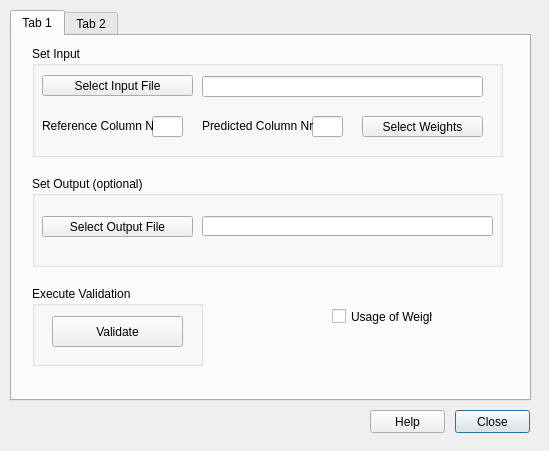
Before: the Qt Designer form Validation Tool/rk_validation.ui in dondealban/vTool, drawn with Qt 5.
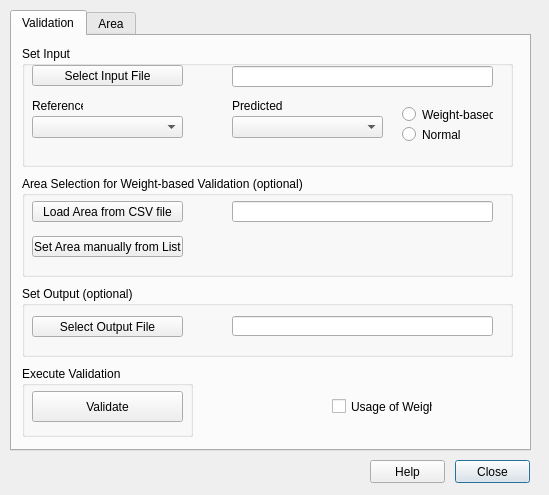
After: the same form once the commit is applied.

What changed in the file:
```diff
--- a/Validation Tool/rk_validation.ui
+++ b/Validation Tool/rk_validation.ui
@@ -7,7 +7,7 @@
     <x>0</x>
     <y>0</y>
     <width>549</width>
-    <height>451</height>
+    <height>495</height>
    </rect>
   </property>
   <property name="windowTitle">
@@ -17,7 +17,7 @@
    <property name="geometry">
     <rect>
      <x>455</x>
-     <y>410</y>
+     <y>460</y>
      <width>75</width>
      <height>23</height>
     </rect>
@@ -33,7 +33,7 @@
    <property name="geometry">
     <rect>
      <x>370</x>
-     <y>410</y>
+     <y>460</y>
      <width>75</width>
      <height>23</height>
     </rect>
@@ -51,7 +51,7 @@
      <x>10</x>
      <y>10</y>
      <width>521</width>
-     <height>391</height>
+     <height>441</height>
     </rect>
    </property>
    <property name="currentIndex">
@@ -59,15 +59,15 @@
    </property>
    <widget class="QWidget" name="tb_main">
     <attribute name="title">
-     <string>Tab 1</string>
+     <string>Validation</string>
     </attribute>
     <widget class="QGroupBox" name="gb3">
      <property name="geometry">
       <rect>
-       <x>20</x>
-       <y>250</y>
+       <x>10</x>
+       <y>330</y>
        <width>171</width>
-       <height>80</height>
+       <height>71</height>
       </rect>
      </property>
      <property name="title">
@@ -76,9 +76,9 @@
      <widget class="QPushButton" name="pb_validate">
       <property name="geometry">
        <rect>
-        <x>20</x>
-        <y>30</y>
-        <width>131</width>
+        <x>10</x>
+        <y>25</y>
+        <width>151</width>
         <height>31</height>
        </rect>
       </property>
@@ -93,10 +93,10 @@
     <widget class="QGroupBox" name="gb2">
      <property name="geometry">
       <rect>
-       <x>20</x>
-       <y>140</y>
-       <width>471</width>
-       <height>91</height>
+       <x>10</x>
+       <y>250</y>
+       <width>491</width>
+       <height>71</height>
       </rect>
      </property>
      <property name="title">
@@ -105,9 +105,9 @@
      <widget class="QLineEdit" name="le_outFolder">
       <property name="geometry">
        <rect>
-        <x>170</x>
-        <y>40</y>
-        <width>291</width>
+        <x>210</x>
+        <y>30</y>
+        <width>261</width>
         <height>20</height>
        </rect>
       </property>
@@ -116,7 +116,7 @@
       <property name="geometry">
        <rect>
         <x>10</x>
-        <y>40</y>
+        <y>30</y>
         <width>151</width>
         <height>21</height>
        </rect>
@@ -133,7 +133,7 @@
      <property name="geometry">
       <rect>
        <x>320</x>
-       <y>270</y>
+       <y>360</y>
        <width>101</width>
        <height>21</height>
       </rect>
@@ -145,10 +145,10 @@
     <widget class="QGroupBox" name="gb1">
      <property name="geometry">
       <rect>
-       <x>20</x>
+       <x>10</x>
        <y>10</y>
-       <width>471</width>
-       <height>111</height>
+       <width>491</width>
+       <height>121</height>
       </rect>
      </property>
      <property name="title">
@@ -158,7 +158,7 @@
       <property name="geometry">
        <rect>
         <x>10</x>
-        <y>29</y>
+        <y>19</y>
         <width>151</width>
         <height>21</height>
        </rect>
@@ -170,44 +170,12 @@
        <string>Select Input File</string>
       </property>
      </widget>
-     <widget class="QLineEdit" name="le_refColNr">
-      <property name="geometry">
-       <rect>
-        <x>120</x>
-        <y>70</y>
-        <width>31</width>
-        <height>21</height>
-       </rect>
-      </property>
-      <property name="toolTip">
-       <string>&lt;html&gt;&lt;head/&gt;&lt;body&gt;&lt;p&gt;Set reference column number. Check either in the dbf or in the shp file!&lt;/p&gt;&lt;/body&gt;&lt;/html&gt;</string>
-      </property>
-      <property name="text">
-       <string/>
-      </property>
-     </widget>
-     <widget class="QLineEdit" name="le_preColNr">
-      <property name="geometry">
-       <rect>
-        <x>280</x>
-        <y>70</y>
-        <width>31</width>
-        <height>21</height>
-       </rect>
-      </property>
-      <property name="toolTip">
-       <string>&lt;html&gt;&lt;head/&gt;&lt;body&gt;&lt;p&gt;Set predicted column number. Check either in the dbf or in the shp file!&lt;/p&gt;&lt;/body&gt;&lt;/html&gt;</string>
-      </property>
-      <property name="text">
-       <string/>
-      </property>
-     </widget>
      <widget class="QLineEdit" name="le_inShapePath">
       <property name="geometry">
        <rect>
-        <x>170</x>
-        <y>30</y>
-        <width>281</width>
+        <x>210</x>
+        <y>20</y>
+        <width>261</width>
         <height>21</height>
        </rect>
       </property>
@@ -215,35 +183,94 @@
      <widget class="QLabel" name="lb_preColNr">
       <property name="geometry">
        <rect>
-        <x>170</x>
-        <y>70</y>
-        <width>111</width>
+        <x>210</x>
+        <y>50</y>
+        <width>51</width>
         <height>20</height>
        </rect>
       </property>
       <property name="text">
-       <string>Predicted Column Nr:</string>
+       <string>Predicted</string>
       </property>
      </widget>
      <widget class="QLabel" name="lb_refColNr">
       <property name="geometry">
        <rect>
         <x>10</x>
-        <y>70</y>
-        <width>111</width>
+        <y>50</y>
+        <width>51</width>
         <height>20</height>
        </rect>
       </property>
       <property name="text">
-       <string>Reference Column Nr:</string>
+       <string>Reference</string>
       </property>
      </widget>
+     <widget class="QComboBox" name="cb_preCol">
+      <property name="geometry">
+       <rect>
+        <x>210</x>
+        <y>70</y>
+        <width>151</width>
+        <height>22</height>
+       </rect>
+      </property>
+     </widget>
+     <widget class="QComboBox" name="cb_refCol">
+      <property name="geometry">
+       <rect>
+        <x>10</x>
+        <y>70</y>
+        <width>151</width>
+        <height>22</height>
+       </rect>
+      </property>
+     </widget>
+     <widget class="QRadioButton" name="rb_weight">
+      <property name="geometry">
+       <rect>
+        <x>380</x>
+        <y>60</y>
+        <width>91</width>
+        <height>17</height>
+       </rect>
+      </property>
+      <property name="text">
+       <string>Weight-based</string>
+      </property>
+     </widget>
+     <widget class="QRadioButton" name="rb_noweight">
+      <property name="geometry">
+       <rect>
+        <x>380</x>
+        <y>80</y>
+        <width>82</width>
+        <height>17</height>
+       </rect>
+      </property>
+      <property name="text">
+       <string>Normal</string>
+      </property>
+     </widget>
+    </widget>
+    <widget class="QGroupBox" name="gb4">
+     <property name="geometry">
+      <rect>
+       <x>10</x>
+       <y>140</y>
+       <width>491</width>
+       <height>101</height>
+      </rect>
+     </property>
+     <property name="title">
+      <string>Area Selection for Weight-based Validation (optional)</string>
+     </property>
      <widget class="QPushButton" name="pb_selectWeight">
       <property name="geometry">
        <rect>
-        <x>330</x>
-        <y>70</y>
-        <width>121</width>
+        <x>10</x>
+        <y>60</y>
+        <width>151</width>
         <height>21</height>
        </rect>
       </property>
@@ -251,14 +278,40 @@
        <string>&lt;html&gt;&lt;head/&gt;&lt;body&gt;&lt;p&gt;Select either ESRI Shapefile (.shp) or ESRI Shapefile attribute format (.dbf)&lt;/p&gt;&lt;/body&gt;&lt;/html&gt;</string>
       </property>
       <property name="text">
-       <string>Select Weights</string>
+       <string>Set Area manually from List</string>
+      </property>
+     </widget>
+     <widget class="QPushButton" name="pb_selectWeight_csv">
+      <property name="geometry">
+       <rect>
+        <x>10</x>
+        <y>25</y>
+        <width>151</width>
+        <height>21</height>
+       </rect>
+      </property>
+      <property name="toolTip">
+       <string>&lt;html&gt;&lt;head/&gt;&lt;body&gt;&lt;p&gt;Select either ESRI Shapefile (.shp) or ESRI Shapefile attribute format (.dbf)&lt;/p&gt;&lt;/body&gt;&lt;/html&gt;</string>
+      </property>
+      <property name="text">
+       <string>Load Area from CSV file</string>
+      </property>
+     </widget>
+     <widget class="QLineEdit" name="le_weightFromCSV">
+      <property name="geometry">
+       <rect>
+        <x>210</x>
+        <y>25</y>
+        <width>261</width>
+        <height>21</height>
+       </rect>
       </property>
      </widget>
     </widget>
    </widget>
    <widget class="QWidget" name="tb_weight">
     <attribute name="title">
-     <string>Tab 2</string>
+     <string>Area</string>
     </attribute>
     <widget class="QTableWidget" name="tbl_setWeights">
      <property name="geometry">
```
Left out of the diff: 4 changed lines with no effect on the pictures.
